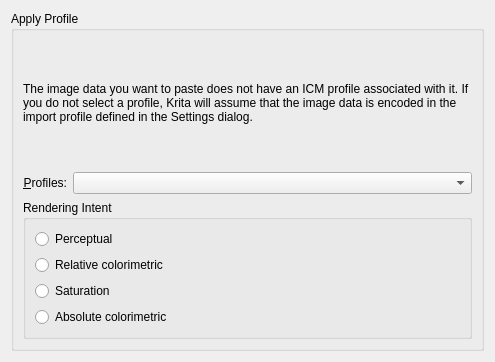
First picture: the form in libs/ui/forms/wdgapplyprofile.ui, repository udtren/Solstice, before the edit.
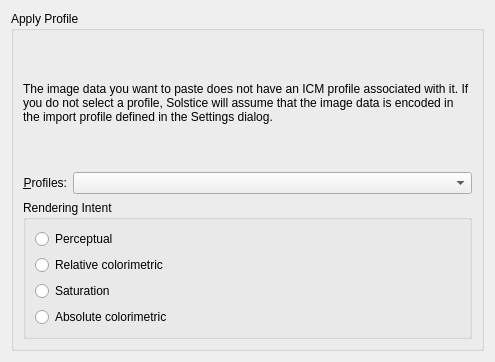
Second picture: the form after the edit. Custom widgets are drawn as their Qt base class.

Commit message: Name the application Solstice in interface strings; updaters off

The edit to the form file:
```diff
--- a/libs/ui/forms/wdgapplyprofile.ui
+++ b/libs/ui/forms/wdgapplyprofile.ui
@@ -30,7 +30,7 @@
       <item>
        <widget class="QLabel" name="textLabel1">
         <property name="text">
-         <string>The image data you want to paste does not have an ICM profile associated with it. If you do not select a profile, Krita will assume that the image data is encoded in the import profile defined in the Settings dialog.</string>
+         <string>The image data you want to paste does not have an ICM profile associated with it. If you do not select a profile, Solstice will assume that the image data is encoded in the import profile defined in the Settings dialog.</string>
         </property>
         <property name="alignment">
          <set>Qt::AlignLeading|Qt::AlignLeft|Qt::AlignVCenter</set>
```
The commit also changes 95 other files.
